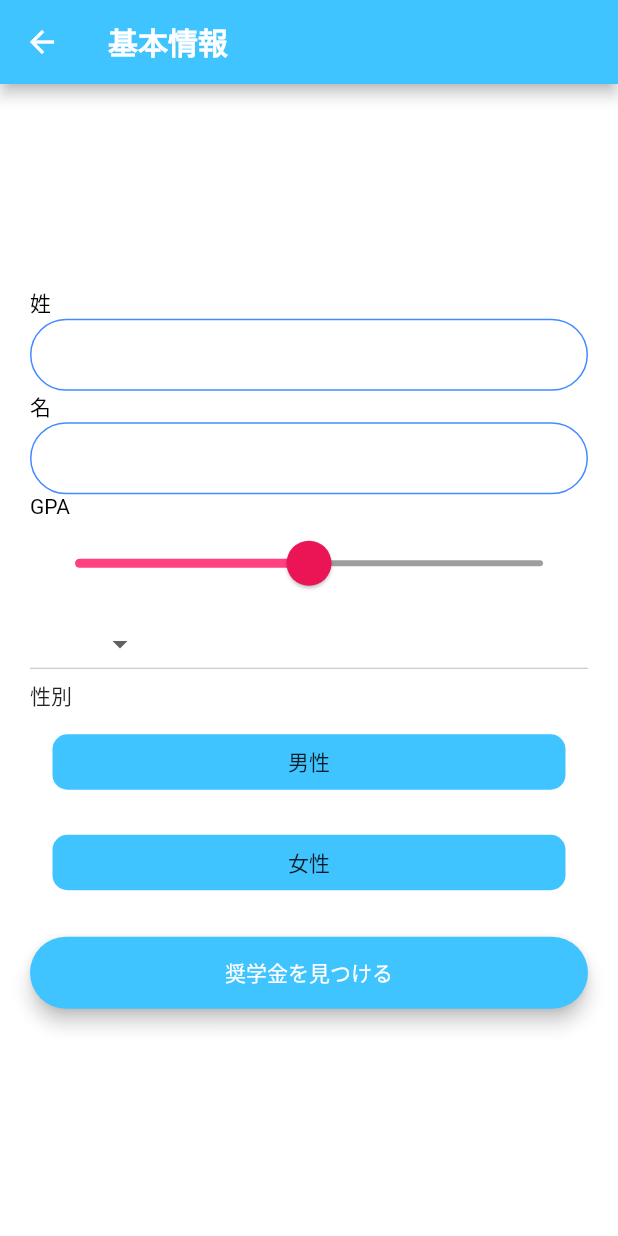
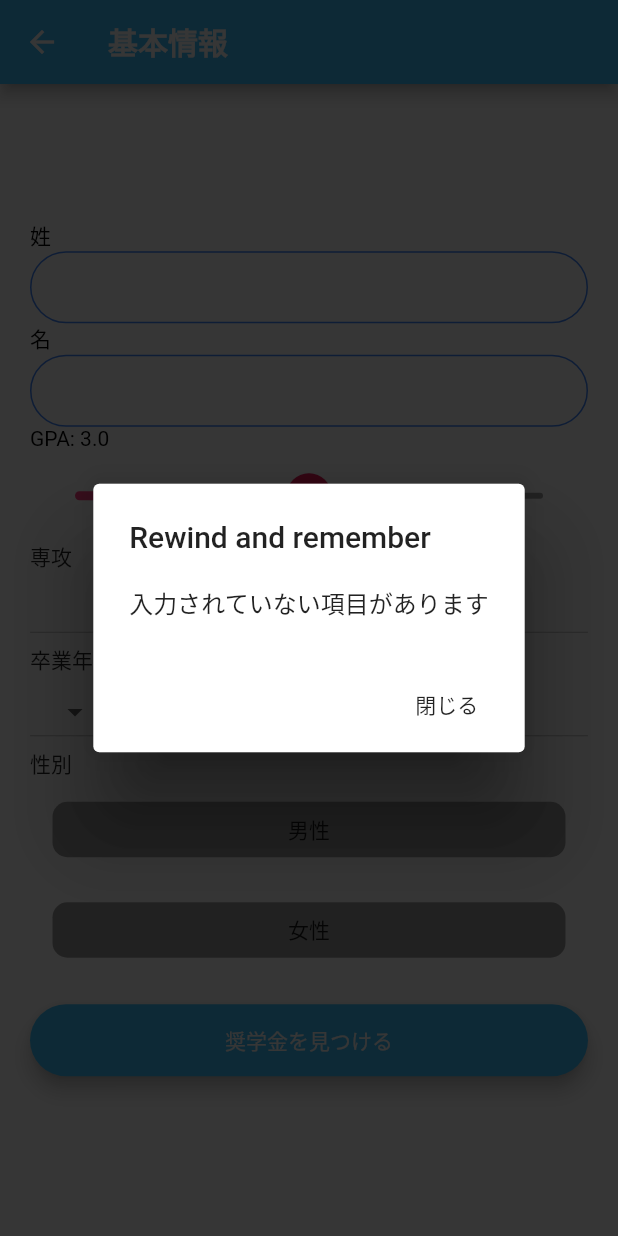
Before and after one commit to mafreud/developer_bidding, a Flutter app: the QuestionsScreen screen opened by its route, after a tap on "奨学金を見つける", on a phone screen of 412 x 824 dp. Run offline on Flutter 3.47's test engine with Material 2 defaults, Android fonts, the light colour scheme and no system bars; our stand-ins replace animated_text_kit, cloud_firestore, firebase_auth, modal_progress_hud; accounts and stored records are empty.

Commit message:
質問画面機能完了

```diff
--- a/lib/data.dart
+++ b/lib/data.dart
@@ -2,3 +2,4 @@ import 'package:flutter/material.dart';
 
 const List<double> gpas = [2.0, 3.0, 4.0];
 const List<String> majors = ["心理学", "数学"];
+const List<int> icuIds = [19, 20, 21, 22, 23];
--- a/lib/main.dart
+++ b/lib/main.dart
@@ -4,6 +4,7 @@ import 'package:easy_fund/screens/login_screen.dart';
 import 'package:easy_fund/screens/registration_screen.dart';
 import 'package:easy_fund/screens/chat_screen.dart';
 import 'package:easy_fund/screens/questions_screen.dart';
+import 'screens/scholarships_screen.dart';
 
 void main() => runApp(EasyFund());
 
@@ -17,7 +18,8 @@ class EasyFund extends StatelessWidget {
         LoginScreen.id: (context) => LoginScreen(),
         RegistrationScreen.id: (context) => RegistrationScreen(),
         ChatScreen.id: (context) => ChatScreen(),
-        QuestionsScreen.id: (context) => QuestionsScreen()
+        QuestionsScreen.id: (context) => QuestionsScreen(),
+        ScholarshipsScreen.id:(context)=> ScholarshipsScreen(),
 
       },
     );
--- a/lib/screens/chat_screen.dart
+++ b/lib/screens/chat_screen.dart
@@ -115,7 +115,6 @@ class _ChatScreenState extends State<ChatScreen> {
 
 class MessageStream extends StatelessWidget {
 
-
   @override
   Widget build(BuildContext context) {
     return StreamBuilder<QuerySnapshot>(
--- a/lib/screens/questions_screen.dart
+++ b/lib/screens/questions_screen.dart
@@ -3,24 +3,59 @@ import 'package:easy_fund/constants.dart';
 import 'package:easy_fund/components/rounded_button.dart';
 import 'package:easy_fund/data.dart';
 import 'package:easy_fund/components/reusable_card.dart';
+import 'package:easy_fund/screens/scholarships_screen.dart';
+import 'package:cloud_firestore/cloud_firestore.dart';
+import 'package:firebase_auth/firebase_auth.dart';
+import 'package:modal_progress_hud/modal_progress_hud.dart';
+
+final _fireStore = Firestore.instance;
+FirebaseUser loggedInUser;
+
+enum Gender { Male, Female }
 
 class QuestionsScreen extends StatefulWidget {
-
   static String id = 'questions_screen';
   @override
   _QuestionsScreenState createState() => _QuestionsScreenState();
 }
 
 class _QuestionsScreenState extends State<QuestionsScreen> {
+  final _auth = FirebaseAuth.instance;
+  double gpa = 3.0;
+  int icuId;
+  String major;
+  String firstName;
+  String lastName;
+  Gender gender;
+  Color genderButtonColor;
 
-  double gpa = 3.0;
+  @override
+  void initState() {
+    // TODO: implement initState
+    super.initState();
+    getCurrentUser();
+  }
+
+  void getCurrentUser() async {
+    try {
+      final user = await _auth.currentUser();
+      if (user != null) {
+        loggedInUser = user;
+      }
+    } catch (e) {
+      print(e);
+    }
+  }
 
   @override
   Widget build(BuildContext context) {
     return Scaffold(
       appBar: AppBar(
         leading: null,
-        title: Text('基本情報', style: kBoldTextStyle,),
+        title: Text(
+          '基本情報',
+          style: kBoldTextStyle,
+        ),
         backgroundColor: Colors.lightBlueAccent,
       ),
       backgroundColor: Colors.white,
@@ -31,28 +66,36 @@ class _QuestionsScreenState extends State<QuestionsScreen> {
           mainAxisAlignment: MainAxisAlignment.center,
           children: <Widget>[
             Text(
-              '姓', style: TextStyle(color: Colors.black),
+              '姓',
+              style: TextStyle(color: Colors.black),
               textAlign: TextAlign.left,
             ),
             TextField(
               onChanged: (value) {
                 //Do something with the user input.
+                setState(() {
+                  lastName = value;
+                });
               },
               decoration: kTextFieldDecoration.copyWith(hintText: ''),
             ),
-
             Text(
-              '名', style: TextStyle(color: Colors.black),
+              '名',
+              style: TextStyle(color: Colors.black),
               textAlign: TextAlign.left,
             ),
             TextField(
               onChanged: (value) {
                 //Do something with the user input.
+                setState(() {
+                  firstName = value;
+                });
               },
               decoration: kTextFieldDecoration.copyWith(hintText: ''),
             ),
             Text(
-              'GPA', style: TextStyle(color: Colors.black),
+              'GPA: $gpa',
+              style: TextStyle(color: Colors.black),
               textAlign: TextAlign.left,
             ),
             SliderTheme(
@@ -61,10 +104,8 @@ class _QuestionsScreenState extends State<QuestionsScreen> {
                     activeTrackColor: Colors.pinkAccent,
                     thumbColor: Color(0xFFEB1555),
                     overlayColor: Color(0x29EB1555),
-                  thumbShape:
-                  RoundSliderThumbShape(enabledThumbRadius: 15.0),
-                  overlayShape:
-                  RoundSliderOverlayShape(overlayRadius: 30.0)),
+                    thumbShape: RoundSliderThumbShape(enabledThumbRadius: 15.0),
+                    overlayShape: RoundSliderOverlayShape(overlayRadius: 30.0)),
                 child: Slider(
                     value: gpa,
                     min: 2.0,
@@ -75,38 +116,92 @@ class _QuestionsScreenState extends State<QuestionsScreen> {
                         print(gpa);
                       });
                     })),
-            DropdownButton(items: majors
-                    .map<DropdownMenuItem<String>>((String value) {
+            Text("専攻"),
+            DropdownButton<String>(
+                value: major,
+                onChanged: (String newValueSelected) {
+                  setState(() {
+                    major = newValueSelected;
+                    print(newValueSelected);
+                  });
+                },
+                items: majors.map<DropdownMenuItem<String>>((String value) {
                   return DropdownMenuItem<String>(
                     value: value,
                     child: Text(value),
                   );
-      })
-          .toList(), onChanged: (String newValueSelected){
+                }).toList(),
+                ),
+            Text("卒業年度"),
+            DropdownButton(
+                value:icuId,
+                items: icuIds.map<DropdownMenuItem<int>>((int value) {
+                  return DropdownMenuItem<int>(
+                    value: value,
+                    child: Text(value.toString()),
+                  );
+                }).toList(),
+                onChanged: (int newValueSelected) {
                   setState(() {
-                  print(newValueSelected);
+                    icuId = newValueSelected;
                   });
                 }),
-
-
             Text("性別"),
             ReusableCard(
-              colour: Colors.lightBlueAccent,
+                onpress: () {
+                  setState(() {
+                    gender = Gender.Male;
+                  });
+                },
+                colour: gender == Gender.Male ? Colors.red : Colors.grey,
                 cardChild: Padding(
                   padding: const EdgeInsets.all(8.0),
                   child: Text(
                     "男性",
-                    textAlign: TextAlign.center,),
+                    textAlign: TextAlign.center,
+                  ),
                 )),
             ReusableCard(
-                colour: Colors.lightBlueAccent,
+                onpress: () {
+                  setState(() {
+                    gender = Gender.Female;
+                  });
+                },
+                colour: gender == Gender.Female ? Colors.red : Colors.grey,
                 cardChild: Padding(
                   padding: const EdgeInsets.all(8.0),
                   child: Text(
                     "女性",
-                    textAlign: TextAlign.center,),
+                    textAlign: TextAlign.center,
+                  ),
                 )),
-            RoundedButton(buttonText: "奨学金を見つける", buttonColor: Colors.lightBlueAccent, buttonPressed: (){
+            RoundedButton(
+                buttonText: "奨学金を見つける",
+                buttonColor: Colors.lightBlueAccent,
+                buttonPressed: () {
+                  _neverSatisfied(context);
+                  try {
+                    _fireStore.collection('userInfo').add({
+                      'gender': gender.toString(),
+                      'userEmail': loggedInUser.email,
+                      'icuId': icuId,
+                      'major': major,
+                      'GPA': gpa,
+                      'firstName': firstName,
+                      'lastName': lastName
+                    });
+                    if (gender == null ||
+                        icuId == null ||
+                        major == null ||
+                        gpa == null || firstName == null || loggedInUser.email == null) {
+                      _neverSatisfied(context);
+                      print(major);
+                    } else {
+                      Navigator.pushNamed(context, ScholarshipsScreen.id);
+                    }
+                  } catch (e) {
+                    print(e);
+                  }
                 }),
           ],
         ),
@@ -114,3 +209,30 @@ class _QuestionsScreenState extends State<QuestionsScreen> {
     );
   }
 }
+
+Future<void> _neverSatisfied(context) async {
+  return showDialog<void>(
+    context: context,
+    barrierDismissible: false, // user must tap button!
+    builder: (BuildContext context) {
+      return AlertDialog(
+        title: Text('Rewind and remember'),
+        content: SingleChildScrollView(
+          child: ListBody(
+            children: <Widget>[
+              Text('入力されていない項目があります'),
+            ],
+          ),
+        ),
+        actions: <Widget>[
+          FlatButton(
+            child: Text('閉じる'),
+            onPressed: () {
+              Navigator.of(context).pop();
+            },
+          ),
+        ],
+      );
+    },
+  );
+}
--- /dev/null
+++ b/lib/screens/scholarships_screen.dart
@@ -0,0 +1,24 @@
+import 'package:flutter/material.dart';
+import 'package:easy_fund/constants.dart';
+import 'package:easy_fund/components/rounded_button.dart';
+import 'package:easy_fund/data.dart';
+import 'package:easy_fund/components/reusable_card.dart';
+
+class ScholarshipsScreen extends StatefulWidget {
+
+  static String id = 'scholarships_screen';
+  @override
+  _ScholarshipsScreenState createState() => _ScholarshipsScreenState();
+}
+
+class _ScholarshipsScreenState extends State<ScholarshipsScreen> {
+  @override
+  Widget build(BuildContext context) {
+    return SafeArea(
+      child: Card(
+        elevation: 5.0,
+        color: Colors.red,
+      ),
+    );
+  }
+}
```
Also changed, not shown: 14 other files. Lines whose indentation alone changed are shown as unchanged.
